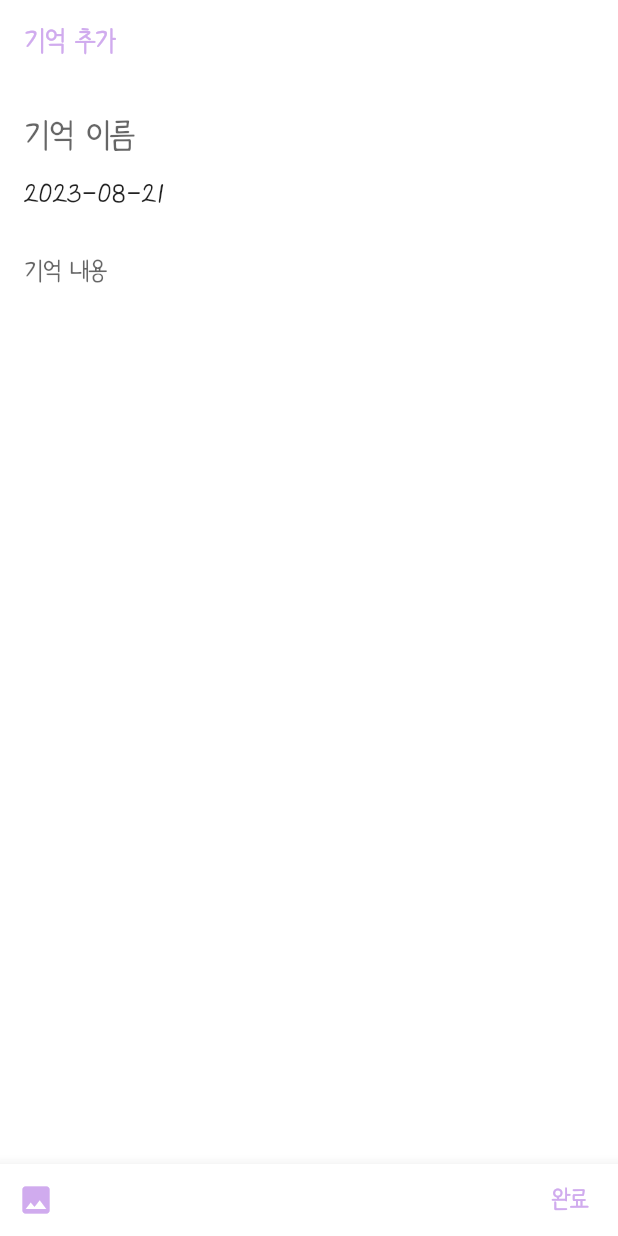
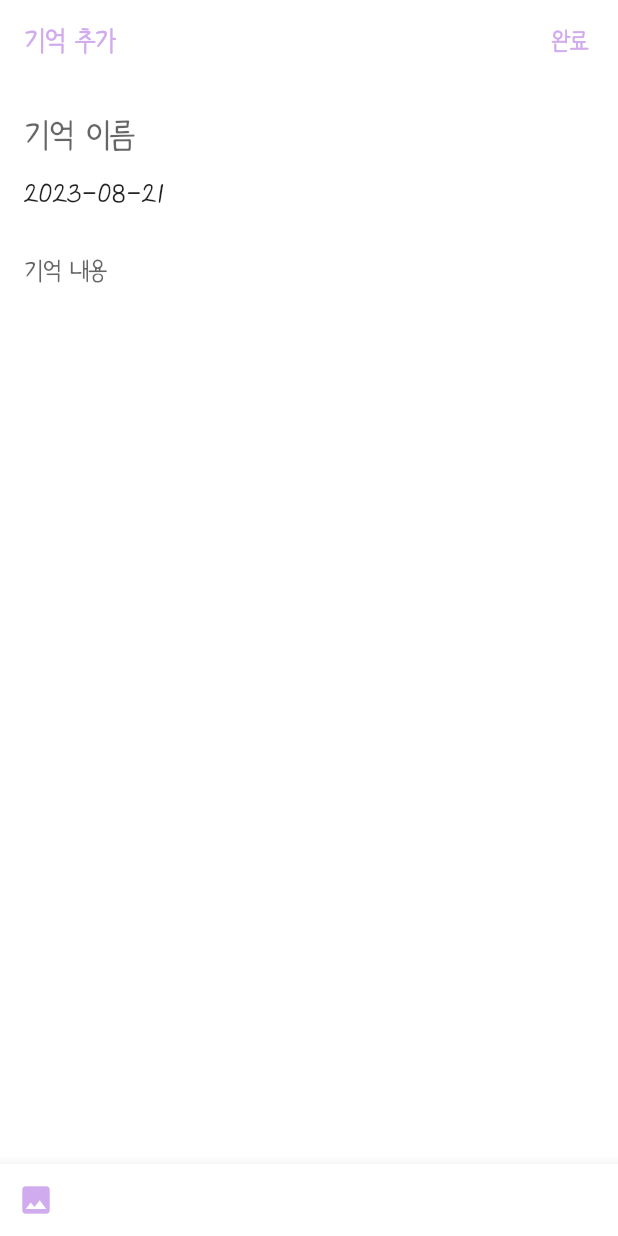
Before and after one commit to KimKyungWon0519/meoery_container, a Flutter app: the AddPage screen opened by its route, after a tap on "완료", on a phone screen of 412 x 824 dp. Run offline on Flutter 3.47's test engine with Material 2 defaults, Android fonts, the phone set to English and light mode, and no system bars; our stand-ins replace equatable, flutter_riverpod, go_router, image_picker.

Commit message:
FEAT: Add

```diff
--- a/lib/features/presentation/pages/add_page/add_page.dart
+++ b/lib/features/presentation/pages/add_page/add_page.dart
@@ -1,4 +1,5 @@
 import 'package:flutter/material.dart';
+import 'package:memory_conatiner/features/presentation/pages/add_page/local_widgets/submit_button.dart';
 
 import 'local_widgets/botto_control_bar.dart';
 import 'local_widgets/content_field.dart';
@@ -13,6 +14,7 @@ class AddPage extends StatelessWidget {
     return Scaffold(
       appBar: AppBar(
         title: const Text('기억 추가'),
+        actions: const [SubmitButton()],
       ),
       body: const Padding(
         padding: EdgeInsets.symmetric(vertical: 10, horizontal: 16),
--- a/lib/features/presentation/pages/add_page/local_widgets/botto_control_bar.dart
+++ b/lib/features/presentation/pages/add_page/local_widgets/botto_control_bar.dart
@@ -14,11 +14,6 @@ class BottomControlBar extends StatelessWidget {
             onPressed: () => context.pushNamed(AppRoutes.gallery.name),
             icon: const Icon(Icons.photo),
           ),
-          const Spacer(),
-          TextButton(
-            onPressed: () {},
-            child: const Text('완료'),
-          ),
         ],
       ),
     );
--- a/lib/features/presentation/pages/add_page/local_widgets/content_field.dart
+++ b/lib/features/presentation/pages/add_page/local_widgets/content_field.dart
@@ -1,12 +1,15 @@
 import 'package:flutter/material.dart';
+import 'package:flutter_riverpod/flutter_riverpod.dart';
+import 'package:memory_conatiner/features/presentation/presenter/add_view_model.dart';
 
-class ContentField extends StatelessWidget {
+class ContentField extends ConsumerWidget {
   const ContentField({super.key});
 
   @override
-  Widget build(BuildContext context) {
+  Widget build(BuildContext context, WidgetRef ref) {
     return Expanded(
       child: TextField(
+        onChanged: (value) => ref.read(addViewModelProvider).content = value,
         style: Theme.of(context).textTheme.bodyMedium,
         expands: true,
         decoration: const InputDecoration(
--- a/lib/features/presentation/pages/add_page/local_widgets/date_text_button.dart
+++ b/lib/features/presentation/pages/add_page/local_widgets/date_text_button.dart
@@ -1,13 +1,15 @@
 import 'package:flutter/material.dart';
+import 'package:flutter_riverpod/flutter_riverpod.dart';
+import 'package:memory_conatiner/features/presentation/presenter/add_view_model.dart';
 
-class DateTextButton extends StatefulWidget {
+class DateTextButton extends ConsumerStatefulWidget {
   const DateTextButton({super.key});
 
   @override
-  State<DateTextButton> createState() => _DateTextButtonState();
+  ConsumerState<DateTextButton> createState() => _DateTextButtonState();
 }
 
-class _DateTextButtonState extends State<DateTextButton> {
+class _DateTextButtonState extends ConsumerState<DateTextButton> {
   late DateTime _date;
 
   @override
@@ -15,6 +17,8 @@ class _DateTextButtonState extends State<DateTextButton> {
     super.initState();
 
     _date = DateTime.now();
+
+    ref.read(addViewModelProvider).date = dateTimeToString();
   }
 
   @override
@@ -37,6 +41,8 @@ class _DateTextButtonState extends State<DateTextButton> {
     setState(() {
       _date = date;
     });
+
+    ref.read(addViewModelProvider).date = dateTimeToString();
   }
 
   String dateTimeToString() {
--- /dev/null
+++ b/lib/features/presentation/pages/add_page/local_widgets/submit_button.dart
@@ -0,0 +1,15 @@
+import 'package:flutter/material.dart';
+import 'package:flutter_riverpod/flutter_riverpod.dart';
+import 'package:memory_conatiner/features/presentation/presenter/add_view_model.dart';
+
+class SubmitButton extends ConsumerWidget {
+  const SubmitButton({super.key});
+
+  @override
+  Widget build(BuildContext context, WidgetRef ref) {
+    return TextButton(
+      onPressed: () => ref.read(addViewModelProvider).onSubmit(),
+      child: const Text('완료'),
+    );
+  }
+}
--- a/lib/features/presentation/pages/add_page/local_widgets/title_field.dart
+++ b/lib/features/presentation/pages/add_page/local_widgets/title_field.dart
@@ -1,16 +1,19 @@
 import 'package:flutter/material.dart';
+import 'package:flutter_riverpod/flutter_riverpod.dart';
+import 'package:memory_conatiner/features/presentation/presenter/add_view_model.dart';
 
-class TitleField extends StatelessWidget {
+class TitleField extends ConsumerWidget {
   const TitleField({super.key});
 
   @override
-  Widget build(BuildContext context) {
-    return TextFormField(
+  Widget build(BuildContext context, WidgetRef ref) {
+    return TextField(
       style: Theme.of(context).textTheme.bodyLarge,
       decoration: const InputDecoration(
         hintText: '기억 이름',
         border: InputBorder.none,
       ),
+      onChanged: (value) => ref.read(addViewModelProvider).title = value,
     );
   }
 }
--- /dev/null
+++ b/lib/features/presentation/presenter/add_view_model.dart
@@ -0,0 +1,23 @@
+import 'package:flutter/foundation.dart';
+import 'package:flutter_riverpod/flutter_riverpod.dart';
+import 'package:memory_conatiner/features/domain/entity/memory_entity.dart';
+
+class AddViewModel {
+  String title = '';
+  String content = '';
+  String date = '';
+
+  AddViewModel() : super();
+
+  void onSubmit() {
+    MemoryEntity memoryEntity = MemoryEntity(
+      title: title.isEmpty ? '새로운 기억' : title,
+      content: content,
+      date: date,
+    );
+
+    debugPrint('[LOG] $memoryEntity');
+  }
+}
+
+final addViewModelProvider = Provider<AddViewModel>((ref) => AddViewModel());
--- a/lib/main.dart
+++ b/lib/main.dart
@@ -1,9 +1,10 @@
 import 'package:flutter/material.dart';
+import 'package:flutter_riverpod/flutter_riverpod.dart';
 import 'package:memory_conatiner/core/routes/app_pages.dart';
 import 'package:memory_conatiner/core/values/theme.dart';
 
 void main() {
-  runApp(const MyApp());
+  runApp(const ProviderScope(child: MyApp()));
 }
 
 class MyApp extends StatelessWidget {
```
Also changed, not shown: lib/features/domain/entity/memory_entity.dart (added, +28 -0 lines).
